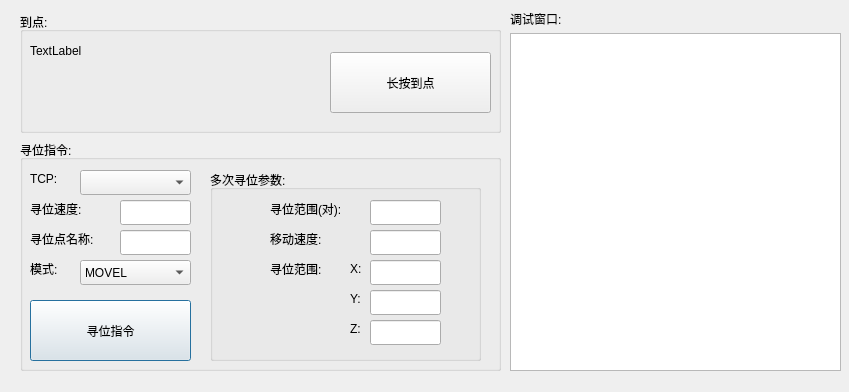
Above: keysearchdlg.ui from qubo188612/qtwelding before the change. Below: the same form after it.
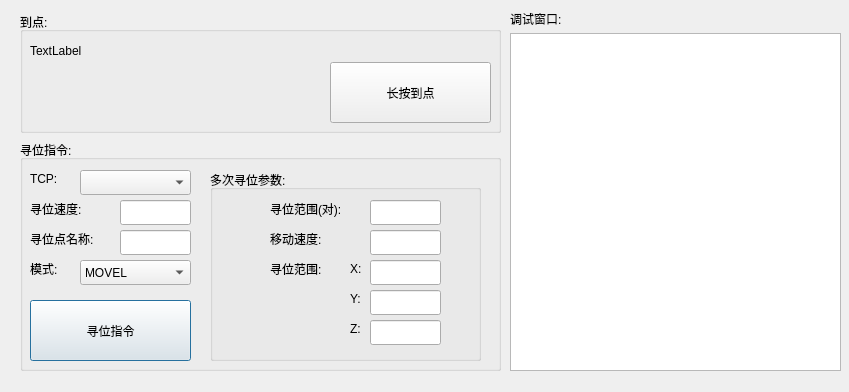
That is the form after the change.

What changed in the file:
```diff
--- a/keysearchdlg.ui
+++ b/keysearchdlg.ui
@@ -327,7 +327,7 @@
      <rect>
       <x>10</x>
       <y>30</y>
-      <width>491</width>
+      <width>461</width>
       <height>17</height>
      </rect>
     </property>
@@ -339,7 +339,7 @@
     <property name="geometry">
      <rect>
       <x>310</x>
-      <y>40</y>
+      <y>50</y>
       <width>161</width>
       <height>61</height>
      </rect>
```
